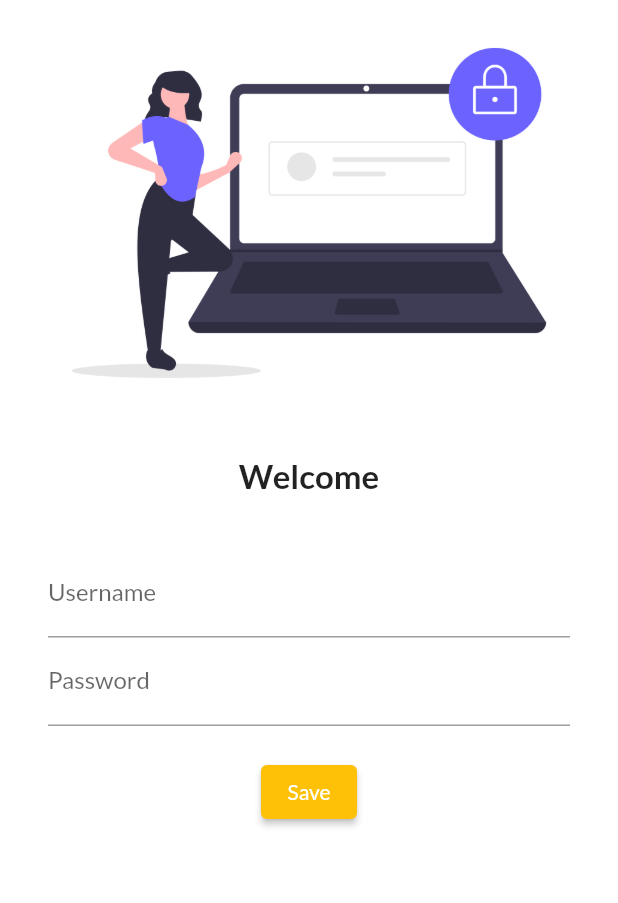
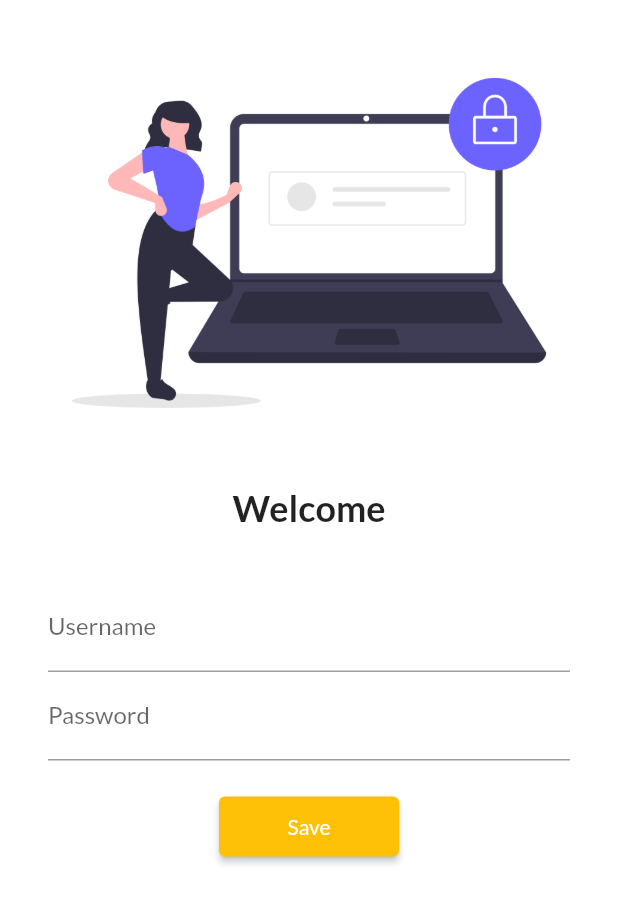
Before and after one commit to akhilh2o/flutterIn30Days, a Flutter app: the screen it shows after launch, on a phone screen of 412 x 824 dp. Shown: the top 903 px of the screen. Run offline on Flutter 3.47's test engine with Material 2 defaults, Android fonts, the phone set to English and light mode, and no system bars; our stand-ins replace google_fonts.

Commit message:
day 5 completed

```diff
--- a/lib/main.dart
+++ b/lib/main.dart
@@ -2,6 +2,7 @@ import 'package:flutter/material.dart';
 import 'package:google_fonts/google_fonts.dart';
 import 'package:helloflutter/screens/home_page.dart';
 import 'package:helloflutter/screens/login_page.dart';
+import 'package:helloflutter/utls/routes.dart';
 
 void main() {
   runApp(MyApp());
@@ -16,12 +17,13 @@ class MyApp extends StatelessWidget {
       theme: ThemeData(
           primarySwatch: Colors.amber,
           fontFamily: GoogleFonts.lato().fontFamily),
+      debugShowCheckedModeBanner: true,
       darkTheme: ThemeData(brightness: Brightness.dark),
       initialRoute: "/login",
       routes: {
         "/": (context) => LoginPage(),
-        "/home": (context) => HomePage(),
-        "/login": (context) => LoginPage()
+        MyRoutes.homeRoute: (context) => HomePage(),
+        MyRoutes.loginRoute: (context) => LoginPage()
       },
     );
   }
--- a/lib/screens/login_page.dart
+++ b/lib/screens/login_page.dart
@@ -1,12 +1,17 @@
 import 'package:flutter/material.dart';
+import 'package:helloflutter/utls/routes.dart';
 
 class LoginPage extends StatelessWidget {
   @override
   Widget build(BuildContext context) {
     return Material(
         color: Colors.white,
-        child: Column(
+        child: SingleChildScrollView(
+            child: Column(
           children: [
+            SizedBox(
+              height: 20.0,
+            ),
             Image.asset(
               "assets/images/login.png",
               fit: BoxFit.cover,
@@ -16,7 +21,7 @@ class LoginPage extends StatelessWidget {
             ),
             Text(
               "Welcome",
-              style: TextStyle(fontSize: 22, fontWeight: FontWeight.bold),
+              style: TextStyle(fontSize: 24, fontWeight: FontWeight.bold),
             ),
             SizedBox(
               height: 20.0,
@@ -38,15 +43,16 @@ class LoginPage extends StatelessWidget {
                   ),
                   ElevatedButton(
                     onPressed: () {
-                      print("Your pressed button");
+                      Navigator.pushNamed(context, MyRoutes.homeRoute);
                     },
                     child: Text("Save"),
-                    style: TextButton.styleFrom(primary: Colors.white),
+                    style: TextButton.styleFrom(
+                        primary: Colors.white, minimumSize: Size(120, 40)),
                   )
                 ],
               ),
             )
           ],
-        ));
+        )));
   }
 }
--- /dev/null
+++ b/lib/utls/routes.dart
@@ -0,0 +1,4 @@
+class MyRoutes {
+  static String loginRoute = "/login";
+  static String homeRoute = "/home";
+}
```
